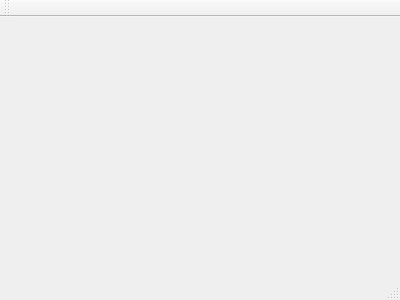
This is mainwindow.ui in closewithoutsaving/QVkToTelegram as Qt 5 draws it before an edit. The edited form follows.
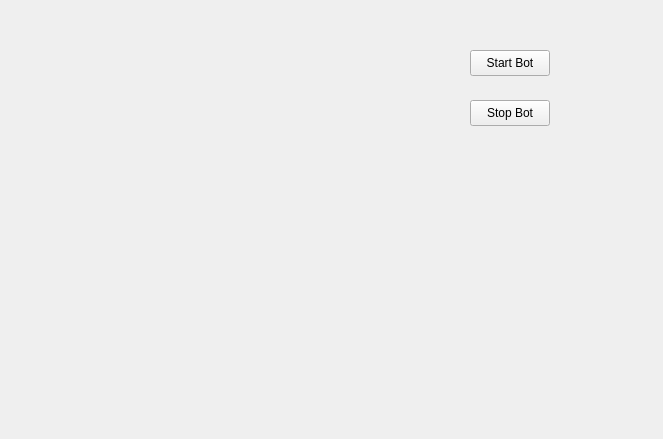
This is the edited form.

```diff
--- a/mainwindow.ui
+++ b/mainwindow.ui
@@ -1,24 +1,47 @@
 <ui version="4.0">
  <class>MainWindow</class>
- <widget class="QMainWindow" name="MainWindow" >
-  <property name="geometry" >
+ <widget class="QMainWindow" name="MainWindow">
+  <property name="geometry">
    <rect>
     <x>0</x>
     <y>0</y>
-    <width>400</width>
-    <height>300</height>
+    <width>663</width>
+    <height>439</height>
    </rect>
   </property>
   <property name="windowTitle" >
    <string>MainWindow</string>
   </property>
-  <widget class="QMenuBar" name="menuBar" />
-  <widget class="QToolBar" name="mainToolBar" />
-  <widget class="QWidget" name="centralWidget" />
-  <widget class="QStatusBar" name="statusBar" />
+  <widget class="QWidget" name="centralWidget">
+   <widget class="QPushButton" name="pB_startBot">
+    <property name="geometry">
+     <rect>
+      <x>470</x>
+      <y>50</y>
+      <width>80</width>
+      <height>26</height>
+     </rect>
+    </property>
+    <property name="text">
+     <string>Start Bot</string>
+    </property>
+   </widget>
+   <widget class="QPushButton" name="pB_stopBot">
+    <property name="geometry">
+     <rect>
+      <x>470</x>
+      <y>100</y>
+      <width>80</width>
+      <height>26</height>
+     </rect>
+    </property>
+    <property name="text">
+     <string>Stop Bot</string>
+    </property>
+   </widget>
+  </widget>
  </widget>
- <layoutDefault spacing="6" margin="11" />
- <pixmapfunction></pixmapfunction>
+ <layoutdefault spacing="6" margin="11"/>
  <resources/>
  <connections/>
 </ui>
```
Left out of the diff: 3 changed lines with no effect on the pictures.
